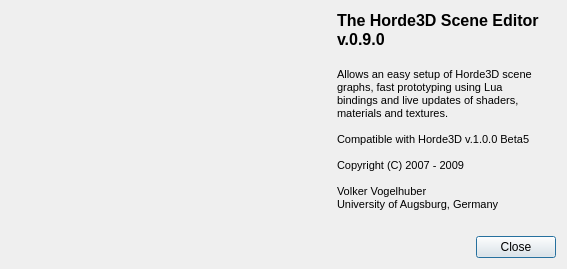
Old version of the form Horde3DEditor/src/HordeSceneEditor/AboutDialog.ui in the repository horde3d/Horde3D.
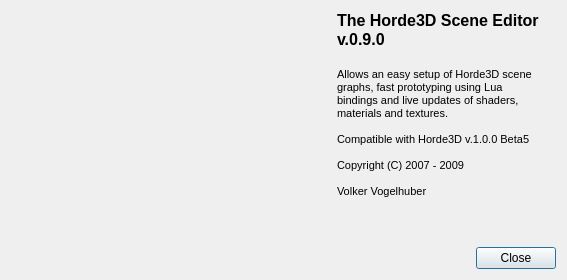
New version of the form. Icons and pictures are not drawn.

The edit to the form file:
```diff
--- a/Horde3DEditor/src/HordeSceneEditor/AboutDialog.ui
+++ b/Horde3DEditor/src/HordeSceneEditor/AboutDialog.ui
@@ -1,12 +1,12 @@
 <ui version="4.0" >
  <class>AboutDialog</class>
- <widget class="QDialog" name="AboutDialog" >
-  <property name="geometry" >
+ <widget class="QDialog" name="AboutDialog">
+  <property name="geometry">
    <rect>
     <x>0</x>
     <y>0</y>
     <width>567</width>
-    <height>269</height>
+    <height>280</height>
    </rect>
   </property>
   <property name="windowTitle" >
@@ -44,27 +44,26 @@
      </property>
     </widget>
    </item>
-   <item row="0" column="1" >
-    <widget class="QLabel" name="m_text" >
-     <property name="text" >
-      <string>&lt;!DOCTYPE HTML PUBLIC "-//W3C//DTD HTML 4.0//EN" "http://www.w3.org/TR/REC-html40/strict.dtd">
-&lt;html>&lt;head>&lt;meta name="qrichtext" content="1" />&lt;style type="text/css">
+   <item row="0" column="1">
+    <widget class="QLabel" name="m_text">
+     <property name="text">
+      <string>&lt;!DOCTYPE HTML PUBLIC &quot;-//W3C//DTD HTML 4.0//EN&quot; &quot;http://www.w3.org/TR/REC-html40/strict.dtd&quot;&gt;
+&lt;html&gt;&lt;head&gt;&lt;meta name=&quot;qrichtext&quot; content=&quot;1&quot; /&gt;&lt;style type=&quot;text/css&quot;&gt;
 p, li { white-space: pre-wrap; }
-&lt;/style>&lt;/head>&lt;body style=" font-family:'MS Shell Dlg 2'; font-size:8.25pt; font-weight:400; font-style:normal;">
-&lt;p style=" margin-top:0px; margin-bottom:0px; margin-left:0px; margin-right:0px; -qt-block-indent:0; text-indent:0px; font-size:8pt;">&lt;span style=" font-size:12pt; font-weight:600;">The Horde3D Scene Editor&lt;/span>&lt;/p>
-&lt;p style=" margin-top:0px; margin-bottom:0px; margin-left:0px; margin-right:0px; -qt-block-indent:0; text-indent:0px; font-size:12pt; font-weight:600;">v.0.9.0&lt;/p>
-&lt;p style="-qt-paragraph-type:empty; margin-top:0px; margin-bottom:0px; margin-left:0px; margin-right:0px; -qt-block-indent:0; text-indent:0px; font-size:12pt; font-weight:600;">&lt;/p>
-&lt;p style=" margin-top:0px; margin-bottom:0px; margin-left:0px; margin-right:0px; -qt-block-indent:0; text-indent:0px; font-size:12pt; font-weight:600;">&lt;span style=" font-size:8pt; font-weight:400;">Allows an easy setup of Horde3D scene &lt;/span>&lt;/p>
-&lt;p style=" margin-top:0px; margin-bottom:0px; margin-left:0px; margin-right:0px; -qt-block-indent:0; text-indent:0px; font-size:8pt;">graphs, fast prototyping using Lua &lt;/p>
-&lt;p style=" margin-top:0px; margin-bottom:0px; margin-left:0px; margin-right:0px; -qt-block-indent:0; text-indent:0px; font-size:8pt;">bindings and live updates of shaders, &lt;/p>
-&lt;p style=" margin-top:0px; margin-bottom:0px; margin-left:0px; margin-right:0px; -qt-block-indent:0; text-indent:0px; font-size:8pt;">materials and textures.&lt;/p>
-&lt;p style="-qt-paragraph-type:empty; margin-top:0px; margin-bottom:0px; margin-left:0px; margin-right:0px; -qt-block-indent:0; text-indent:0px; font-size:8pt;">&lt;/p>
-&lt;p style=" margin-top:0px; margin-bottom:0px; margin-left:0px; margin-right:0px; -qt-block-indent:0; text-indent:0px; font-size:8pt;">Compatible with Horde3D v.1.0.0 Beta5&lt;/p>
-&lt;p style="-qt-paragraph-type:empty; margin-top:0px; margin-bottom:0px; margin-left:0px; margin-right:0px; -qt-block-indent:0; text-indent:0px; font-size:8pt;">&lt;/p>
-&lt;p style=" margin-top:0px; margin-bottom:0px; margin-left:0px; margin-right:0px; -qt-block-indent:0; text-indent:0px; font-size:8pt;">Copyright (C) 2007 - 2009&lt;/p>
-&lt;p style="-qt-paragraph-type:empty; margin-top:0px; margin-bottom:0px; margin-left:0px; margin-right:0px; -qt-block-indent:0; text-indent:0px; font-size:8pt;">&lt;/p>
-&lt;p style=" margin-top:0px; margin-bottom:0px; margin-left:0px; margin-right:0px; -qt-block-indent:0; text-indent:0px; font-size:8pt;">Volker Vogelhuber &lt;/p>
-&lt;p style=" margin-top:0px; margin-bottom:0px; margin-left:0px; margin-right:0px; -qt-block-indent:0; text-indent:0px; font-size:8pt;">University of Augsburg, Germany&lt;/p>&lt;/body>&lt;/html></string>
+&lt;/style&gt;&lt;/head&gt;&lt;body style=&quot; font-family:'Sans Serif'; font-size:9pt; font-weight:400; font-style:normal;&quot;&gt;
+&lt;p style=&quot; margin-top:0px; margin-bottom:0px; margin-left:0px; margin-right:0px; -qt-block-indent:0; text-indent:0px;&quot;&gt;&lt;span style=&quot; font-family:'MS Shell Dlg 2'; font-size:12pt; font-weight:600;&quot;&gt;The Horde3D Scene Editor&lt;/span&gt;&lt;/p&gt;
+&lt;p style=&quot; margin-top:0px; margin-bottom:0px; margin-left:0px; margin-right:0px; -qt-block-indent:0; text-indent:0px;&quot;&gt;&lt;span style=&quot; font-family:'MS Shell Dlg 2'; font-size:12pt; font-weight:600;&quot;&gt;v.0.9.0&lt;/span&gt;&lt;/p&gt;
+&lt;p style=&quot;-qt-paragraph-type:empty; margin-top:0px; margin-bottom:0px; margin-left:0px; margin-right:0px; -qt-block-indent:0; text-indent:0px; font-family:'MS Shell Dlg 2'; font-size:12pt; font-weight:600;&quot;&gt;&lt;br /&gt;&lt;/p&gt;
+&lt;p style=&quot; margin-top:0px; margin-bottom:0px; margin-left:0px; margin-right:0px; -qt-block-indent:0; text-indent:0px;&quot;&gt;&lt;span style=&quot; font-family:'MS Shell Dlg 2'; font-size:8pt;&quot;&gt;Allows an easy setup of Horde3D scene &lt;/span&gt;&lt;/p&gt;
+&lt;p style=&quot; margin-top:0px; margin-bottom:0px; margin-left:0px; margin-right:0px; -qt-block-indent:0; text-indent:0px;&quot;&gt;&lt;span style=&quot; font-family:'MS Shell Dlg 2'; font-size:8pt;&quot;&gt;graphs, fast prototyping using Lua &lt;/span&gt;&lt;/p&gt;
+&lt;p style=&quot; margin-top:0px; margin-bottom:0px; margin-left:0px; margin-right:0px; -qt-block-indent:0; text-indent:0px;&quot;&gt;&lt;span style=&quot; font-family:'MS Shell Dlg 2'; font-size:8pt;&quot;&gt;bindings and live updates of shaders, &lt;/span&gt;&lt;/p&gt;
+&lt;p style=&quot; margin-top:0px; margin-bottom:0px; margin-left:0px; margin-right:0px; -qt-block-indent:0; text-indent:0px;&quot;&gt;&lt;span style=&quot; font-family:'MS Shell Dlg 2'; font-size:8pt;&quot;&gt;materials and textures.&lt;/span&gt;&lt;/p&gt;
+&lt;p style=&quot;-qt-paragraph-type:empty; margin-top:0px; margin-bottom:0px; margin-left:0px; margin-right:0px; -qt-block-indent:0; text-indent:0px; font-family:'MS Shell Dlg 2'; font-size:8pt;&quot;&gt;&lt;br /&gt;&lt;/p&gt;
+&lt;p style=&quot; margin-top:0px; margin-bottom:0px; margin-left:0px; margin-right:0px; -qt-block-indent:0; text-indent:0px;&quot;&gt;&lt;span style=&quot; font-family:'MS Shell Dlg 2'; font-size:8pt;&quot;&gt;Compatible with Horde3D v.1.0.0 Beta5&lt;/span&gt;&lt;/p&gt;
+&lt;p style=&quot;-qt-paragraph-type:empty; margin-top:0px; margin-bottom:0px; margin-left:0px; margin-right:0px; -qt-block-indent:0; text-indent:0px; font-family:'MS Shell Dlg 2'; font-size:8pt;&quot;&gt;&lt;br /&gt;&lt;/p&gt;
+&lt;p style=&quot; margin-top:0px; margin-bottom:0px; margin-left:0px; margin-right:0px; -qt-block-indent:0; text-indent:0px;&quot;&gt;&lt;span style=&quot; font-family:'MS Shell Dlg 2'; font-size:8pt;&quot;&gt;Copyright (C) 2007 - 2009&lt;/span&gt;&lt;/p&gt;
+&lt;p style=&quot;-qt-paragraph-type:empty; margin-top:0px; margin-bottom:0px; margin-left:0px; margin-right:0px; -qt-block-indent:0; text-indent:0px; font-family:'MS Shell Dlg 2'; font-size:8pt;&quot;&gt;&lt;br /&gt;&lt;/p&gt;
+&lt;p style=&quot; margin-top:0px; margin-bottom:0px; margin-left:0px; margin-right:0px; -qt-block-indent:0; text-indent:0px;&quot;&gt;&lt;span style=&quot; font-family:'MS Shell Dlg 2'; font-size:8pt;&quot;&gt;Volker Vogelhuber &lt;/span&gt;&lt;/p&gt;&lt;/body&gt;&lt;/html&gt;</string>
      </property>
      <property name="alignment" >
       <set>Qt::AlignLeading|Qt::AlignLeft|Qt::AlignTop</set>
```
Left out of the diff: 53 changed lines with no effect on the pictures.
